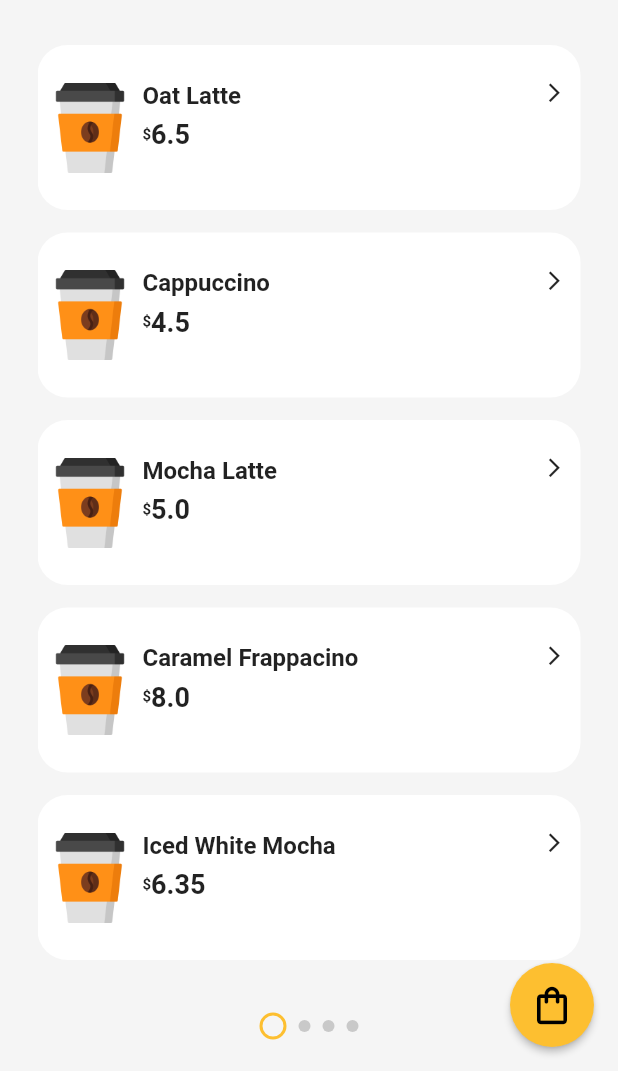
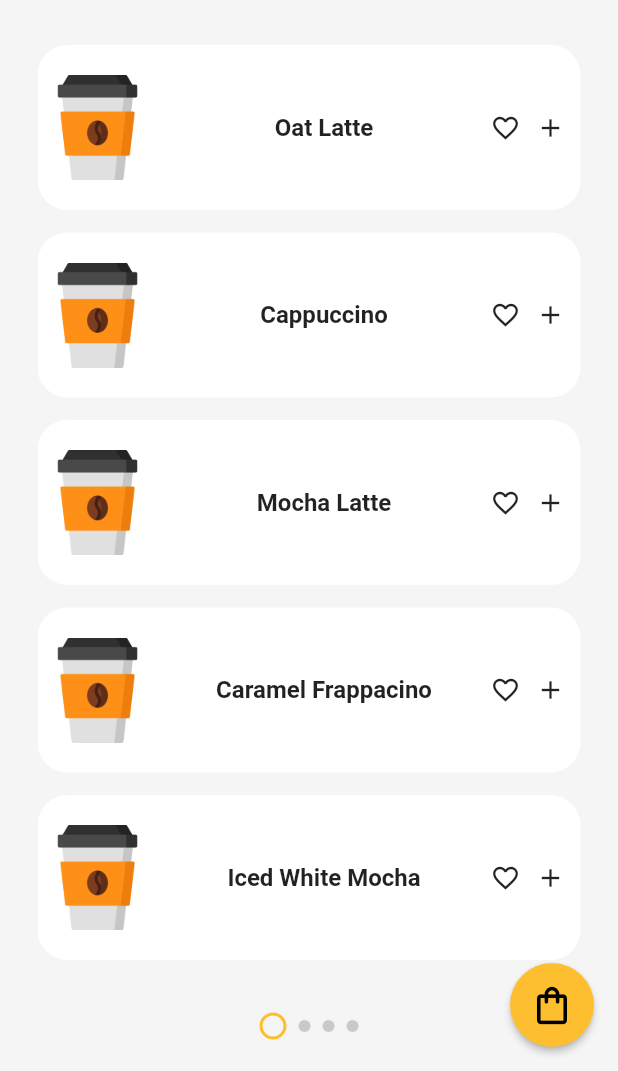
Before and after one commit to jakobcampos/CoffeeShopFrontend, a Flutter app: the screen it shows after launch, on a phone screen of 412 x 824 dp, the part 165-1236 px from its top. Run offline on Flutter 3.47's test engine with Material 2 defaults, Android fonts, the phone set to English and light mode, and no system bars; drawn by our look-alikes of smooth_page_indicator.

Commit message:
Updated coffee item container & favorite icon

```diff
--- a/coffee_app/lib/models/coffee.dart
+++ b/coffee_app/lib/models/coffee.dart
@@ -75,4 +75,38 @@ class Coffee {
       ]),
     ];
   }
+
+  static List<Coffee> generateColdCoffees() {
+    return [
+      Coffee(
+          'assets/images/iced-coffee.png',
+          'Iced Latte',
+          '175 kcal',
+          5.5,
+          1,
+          [
+            {'Milk': 'assets/images/milk.png'},
+            {'Beans': 'assets/images/coffee-beans.png'},
+            {'Ice': 'assets/images/ice.png'},
+          ],
+          hightLight: true),
+      Coffee('assets/images/iced-coffee.png', 'Iced Americano', '15 kcal', 3.0,
+          1, [
+        {'Water': 'assets/images/water.png'},
+        {'Beans': 'assets/images/coffee-beans.png'},
+        {'Ice': 'assets/images/ice.png'},
+      ]),
+      Coffee(
+          'assets/images/iced-coffee.png',
+          'Iced Mocha Frapaccino Macha Latte Machiato Frap Biscuit Sauce',
+          '310 kcal',
+          6.0,
+          1, [
+        {'Milk': 'assets/images/milk.png'},
+        {'Chocolate': 'assets/images/chocolate.png'},
+        {'Beans': 'assets/images/coffee-beans.png'},
+        {'Ice': 'assets/images/ice.png'},
+      ]),
+    ];
+  }
 }
--- a/coffee_app/lib/models/shop.dart
+++ b/coffee_app/lib/models/shop.dart
@@ -9,7 +9,7 @@ class Shop {
       {
         'Recommend': Coffee.generateRecommendCoffees(),
         'Popular': Coffee.generatePopularCoffees(),
-        'Cold Coffees': [],
+        'Cold Coffees': Coffee.generateColdCoffees(),
         'Hot Coffees': [],
       },
     );
--- a/coffee_app/lib/screens/home/widget/coffee_item.dart
+++ b/coffee_app/lib/screens/home/widget/coffee_item.dart
@@ -15,52 +15,40 @@ class CoffeeItem extends StatelessWidget {
       ),
       child: Row(
         children: [
-          Container(
+          Padding(
             padding: const EdgeInsets.all(5),
+            child: Image.asset(
+              coffee.imgUrl,
+              fit: BoxFit.fitHeight,
               width: 70,
               height: 70,
-              child: Image.asset(coffee.imgUrl, fit: BoxFit.fitHeight)),
+            ),
+          ),
           Expanded(
-              child: Container(
-            padding: const EdgeInsets.only(
-              top: 20,
-              bottom: 10,
-              right: 10,
-            ),
-            child: Column(
-              crossAxisAlignment: CrossAxisAlignment.start,
-              children: [
-                Row(
-                  mainAxisAlignment: MainAxisAlignment.spaceBetween,
-                  children: [
-                    Text(
+            child: Center(
+              child: Padding(
+                padding: const EdgeInsets.symmetric(horizontal: 10),
+                child: Text(
                   coffee.name,
                   style: const TextStyle(
                     fontSize: 16,
                     fontWeight: FontWeight.bold,
-                          height: 1.5),
                   ),
-                    const Icon(Icons.arrow_forward_ios_outlined, size: 15)
-                  ],
+                  textAlign: TextAlign.center,
+                  maxLines: 2,
+                  overflow: TextOverflow.ellipsis,
                 ),
-                const SizedBox(height: 5),
-                Row(
-                  children: [
-                    const Text(
-                      '\$',
-                      style:
-                          TextStyle(fontSize: 10, fontWeight: FontWeight.bold),
               ),
-                    Text(
-                      '${coffee.price}',
-                      style: const TextStyle(
-                          fontSize: 18, fontWeight: FontWeight.bold),
             ),
-                  ],
           ),
-              ],
+          Padding(
+            padding: const EdgeInsets.only(right: 10),
+            child: Icon(Icons.favorite_outline, size: 20),
           ),
-          ))
+          Padding(
+            padding: const EdgeInsets.only(right: 10),
+            child: Icon(Icons.add, size: 20),
+          ),
         ],
       ),
     );
```
Also changed, not shown: coffee_app/assets/images/iced-coffee.png (added). Lines whose indentation alone changed are shown as unchanged.
